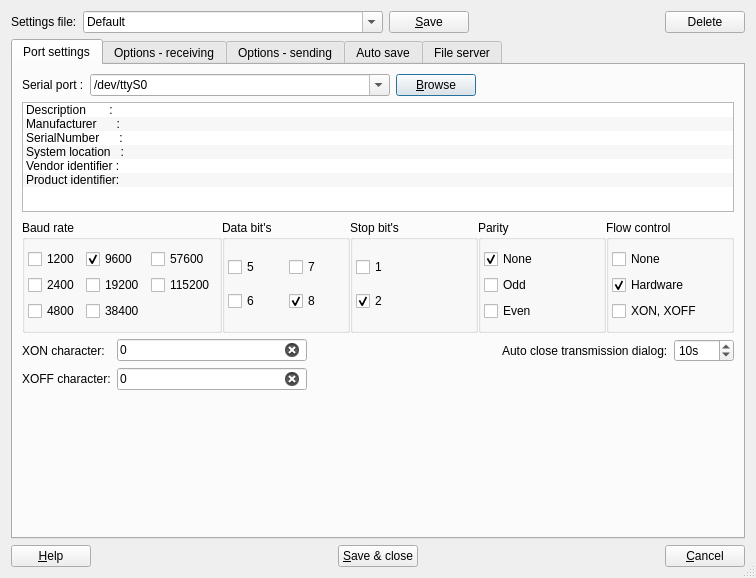
GCodeProjects/GCodeWorkShop, file src/serialportconfigdialog.ui: the form before one commit.
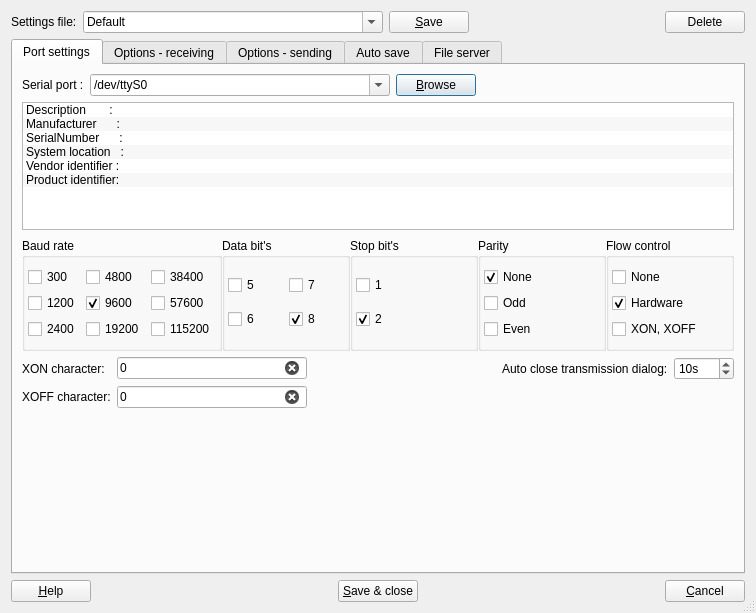
The form after the commit. The open tabs and pages were chosen to show the change. Icons and pictures are not drawn.

What changed in the file:
```diff
--- a/src/serialportconfigdialog.ui
+++ b/src/serialportconfigdialog.ui
@@ -7,7 +7,7 @@
     <x>0</x>
     <y>0</y>
     <width>756</width>
-    <height>578</height>
+    <height>613</height>
    </rect>
   </property>
   <property name="sizePolicy">
@@ -278,80 +278,7 @@
             <property name="rightMargin">
              <number>3</number>
             </property>
-            <item row="0" column="0">
-             <widget class="QCheckBox" name="b3CheckBox">
-              <property name="text">
-               <string>1200</string>
-              </property>
-              <property name="autoExclusive">
-               <bool>true</bool>
-              </property>
-             </widget>
-            </item>
-            <item row="1" column="0">
-             <widget class="QCheckBox" name="b4CheckBox">
-              <property name="text">
-               <string>2400</string>
-              </property>
-              <property name="autoExclusive">
-               <bool>true</bool>
-              </property>
-             </widget>
-            </item>
-            <item row="2" column="0">
-             <widget class="QCheckBox" name="b5CheckBox">
-              <property name="text">
-               <string>4800</string>
-              </property>
-              <property name="autoExclusive">
-               <bool>true</bool>
-              </property>
-             </widget>
-            </item>
-            <item row="0" column="1">
-             <widget class="QCheckBox" name="b6CheckBox">
-              <property name="text">
-               <string>9600</string>
-              </property>
-              <property name="checked">
-               <bool>true</bool>
-              </property>
-              <property name="autoExclusive">
-               <bool>true</bool>
-              </property>
-             </widget>
-            </item>
-            <item row="1" column="1">
-             <widget class="QCheckBox" name="b7CheckBox">
-              <property name="text">
-               <string>19200</string>
-              </property>
-              <property name="autoExclusive">
-               <bool>true</bool>
-              </property>
-             </widget>
-            </item>
-            <item row="2" column="1">
-             <widget class="QCheckBox" name="b8CheckBox">
-              <property name="text">
-               <string>38400</string>
-              </property>
-              <property name="autoExclusive">
-               <bool>true</bool>
-              </property>
-             </widget>
-            </item>
-            <item row="0" column="2">
-             <widget class="QCheckBox" name="b9CheckBox">
-              <property name="text">
-               <string>57600</string>
-              </property>
-              <property name="autoExclusive">
-               <bool>true</bool>
-              </property>
-             </widget>
-            </item>
-            <item row="1" column="2">
+            <item row="2" column="2">
              <widget class="QCheckBox" name="b11CheckBox">
               <property name="text">
                <string>115200</string>
@@ -361,6 +288,89 @@
               </property>
              </widget>
             </item>
+            <item row="1" column="2">
+             <widget class="QCheckBox" name="b9CheckBox">
+              <property name="text">
+               <string>57600</string>
+              </property>
+              <property name="autoExclusive">
+               <bool>true</bool>
+              </property>
+             </widget>
+            </item>
+            <item row="0" column="2">
+             <widget class="QCheckBox" name="b8CheckBox">
+              <property name="text">
+               <string>38400</string>
+              </property>
+              <property name="autoExclusive">
+               <bool>true</bool>
+              </property>
+             </widget>
+            </item>
+            <item row="2" column="1">
+             <widget class="QCheckBox" name="b7CheckBox">
+              <property name="text">
+               <string>19200</string>
+              </property>
+              <property name="autoExclusive">
+               <bool>true</bool>
+              </property>
+             </widget>
+            </item>
+            <item row="1" column="1">
+             <widget class="QCheckBox" name="b6CheckBox">
+              <property name="text">
+               <string>9600</string>
+              </property>
+              <property name="checked">
+               <bool>true</bool>
+              </property>
+              <property name="autoExclusive">
+               <bool>true</bool>
+              </property>
+             </widget>
+            </item>
+            <item row="0" column="1">
+             <widget class="QCheckBox" name="b5CheckBox">
+              <property name="text">
+               <string>4800</string>
+              </property>
+              <property name="autoExclusive">
+               <bool>true</bool>
+              </property>
+             </widget>
+            </item>
+            <item row="2" column="0">
+             <widget class="QCheckBox" name="b4CheckBox">
+              <property name="text">
+               <string>2400</string>
+              </property>
+              <property name="autoExclusive">
+               <bool>true</bool>
+              </property>
+             </widget>
+            </item>
+            <item row="1" column="0">
+             <widget class="QCheckBox" name="b3CheckBox">
+              <property name="text">
+               <string>1200</string>
+              </property>
+              <property name="autoExclusive">
+               <bool>true</bool>
+              </property>
+             </widget>
+            </item>
+            <item row="0" column="0">
+             <widget class="QCheckBox" name="b1CheckBox">
+              <property name="text">
+               <string>300</string>
+              </property>
+              <property name="autoExclusive">
+               <bool>true</bool>
+              </property>
+             </widget>
+            </item>
            </layout>
           </widget>
          </item>
```
Left out of the diff: 11 changed lines with no effect on the pictures.
